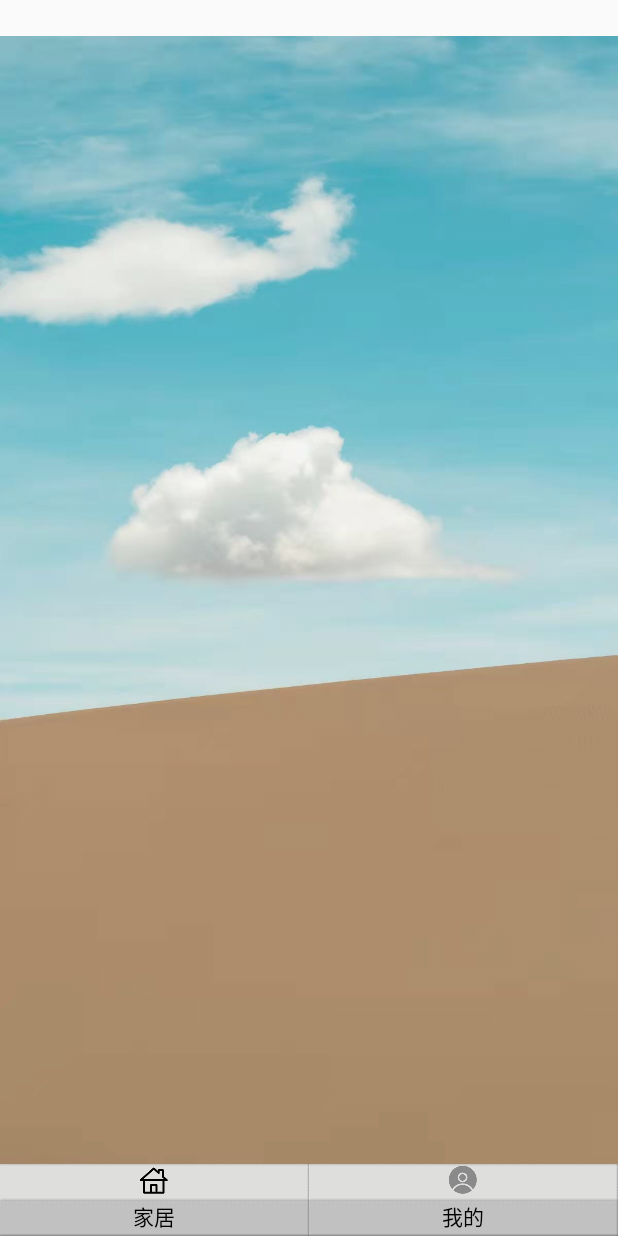
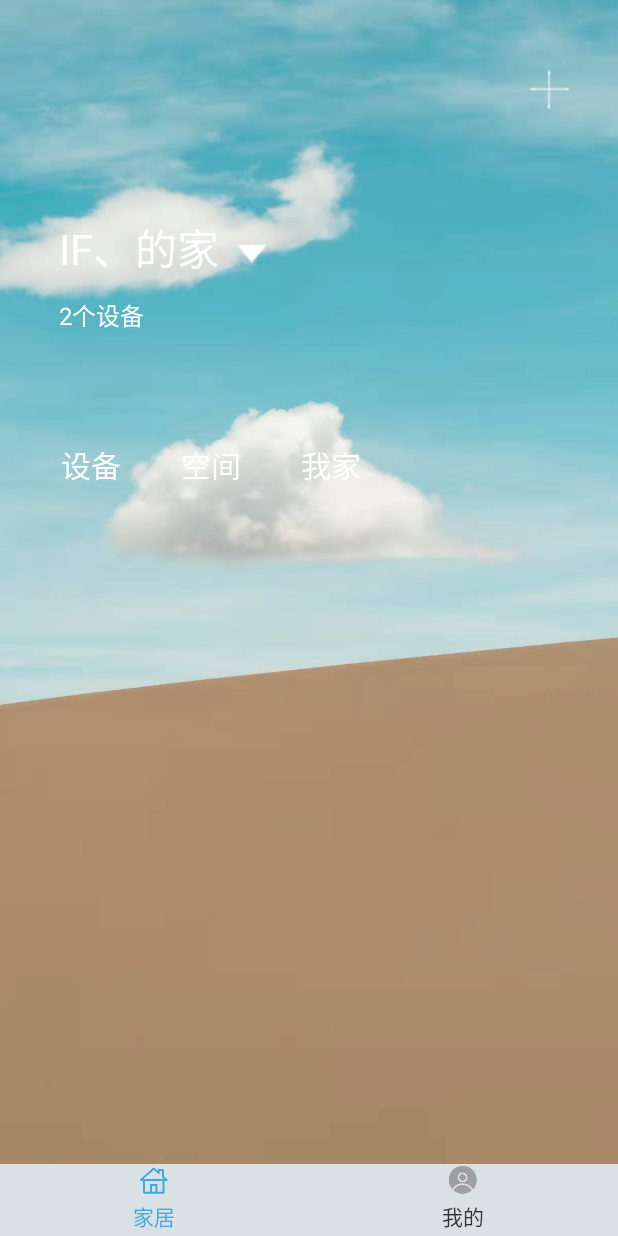
Before and after one commit to byurself/SmartLife, an Android app: the IndexActivity screen opened directly, with no data from a screen before it, on a phone screen of 412 x 824 dp. Run offline under Robolectric (Android 15) with nearby library versions, the phone set to English and light mode, and no system bars.

Commit message:
首页应用Fragment

```diff
--- /dev/null
+++ b/app/src/main/java/com/lpc/smartlife/views/fragment/HomeFragment.java
@@ -0,0 +1,31 @@
+package com.lpc.smartlife.views.fragment;
+
+import android.content.Context;
+import android.os.Bundle;
+import android.view.LayoutInflater;
+import android.view.View;
+import android.view.ViewGroup;
+
+import androidx.annotation.NonNull;
+import androidx.annotation.Nullable;
+import androidx.fragment.app.Fragment;
+
+import com.lpc.smartlife.R;
+
+/**
+ * @author byu_rself
+ * @date 2021/12/24 21:51
+ */
+public class HomeFragment extends Fragment {
+    @Override
+    public void onAttach(@NonNull Context context) {
+        super.onAttach(context);
+    }
+
+    @Nullable
+    @Override
+    public View onCreateView(@NonNull LayoutInflater inflater, @Nullable ViewGroup container, @Nullable Bundle savedInstanceState) {
+        View v = inflater.inflate(R.layout.home_layout, container,false);
+        return v;
+    }
+}
--- /dev/null
+++ b/app/src/main/java/com/lpc/smartlife/views/fragment/UserCenterFragment.java
@@ -0,0 +1,31 @@
+package com.lpc.smartlife.views.fragment;
+
+import android.content.Context;
+import android.os.Bundle;
+import android.view.LayoutInflater;
+import android.view.View;
+import android.view.ViewGroup;
+
+import androidx.annotation.NonNull;
+import androidx.annotation.Nullable;
+import androidx.fragment.app.Fragment;
+
+import com.lpc.smartlife.R;
+
+/**
+ * @author byu_rself
+ * @date 2021/12/24 21:54
+ */
+public class UserCenterFragment extends Fragment {
+    @Override
+    public void onAttach(@NonNull Context context) {
+        super.onAttach(context);
+    }
+
+    @Nullable
+    @Override
+    public View onCreateView(@NonNull LayoutInflater inflater, @Nullable ViewGroup container, @Nullable Bundle savedInstanceState) {
+        View v = inflater.inflate(R.layout.user_center_layout, container,false);
+        return v;
+    }
+}
--- a/app/src/main/java/com/lpc/smartlife/views/smartlife/IndexActivity.java
+++ b/app/src/main/java/com/lpc/smartlife/views/smartlife/IndexActivity.java
@@ -1,24 +1,83 @@
 package com.lpc.smartlife.views.smartlife;
 
-import android.content.Intent;
 import android.os.Bundle;
-import android.view.MenuItem;
+import android.widget.RadioButton;
+import android.widget.RadioGroup;
 
-import androidx.appcompat.widget.Toolbar;
+import androidx.constraintlayout.widget.ConstraintLayout;
+import androidx.fragment.app.Fragment;
+import androidx.fragment.app.FragmentManager;
 
 import com.hxc.basemodule.BaseActivity;
-import com.lpc.smartlife.MainActivity;
 import com.lpc.smartlife.R;
+import com.lpc.smartlife.utils.Tools;
+import com.lpc.smartlife.views.fragment.HomeFragment;
+import com.lpc.smartlife.views.fragment.UserCenterFragment;
 
 public class IndexActivity extends BaseActivity {
 
+    Fragment homeFragment;
+    Fragment userCenterFragment;
+    FragmentManager fragmentManager;
+    RadioGroup radioGroup;
+    RadioButton radioButtonHome;
+    RadioButton radioButtonMy;
+    ConstraintLayout conIndex;
     @Override
     protected void onCreate(Bundle savedInstanceState) {
         super.onCreate(savedInstanceState);
         setContentView(R.layout.activity_index);
 
         setImmersiveWindows();
+        init();
+
     }
+
+    protected void init() {
+        homeFragment = new HomeFragment();
+        userCenterFragment = new UserCenterFragment();
+        fragmentManager = getSupportFragmentManager();
+
+        fragmentManager.beginTransaction().add(R.id.indexFrameLayout, homeFragment, "home").commit();
+        fragmentManager.beginTransaction().add(R.id.indexFrameLayout, userCenterFragment, "userCenter").commit();
+
+        fragmentManager.beginTransaction().hide(userCenterFragment).commit();
+
+        radioGroup=findViewById(R.id.indexRadioGroup);
+        radioButtonHome=findViewById(R.id.radioButtonHome);
+        radioButtonMy=findViewById(R.id.radioButtonMy);
+        conIndex=findViewById(R.id.con_index);
+        radioGroup.setOnCheckedChangeListener(new RadioGroup.OnCheckedChangeListener() {
+            @Override
+            public void onCheckedChanged(RadioGroup radioGroup, int i) {
+                switch (i){
+                    case R.id.radioButtonHome:
+                        conIndex.setBackground(getDrawable(R.mipmap.background));
+                        radioButtonHome.setCompoundDrawablesRelative(null, Tools.makeDrawable(R.mipmap.home_check,IndexActivity.this),null,null);
+                        radioButtonMy.setCompoundDrawablesRelative(null, Tools.makeDrawable(R.mipmap.my,IndexActivity.this),null,null);
+                        radioButtonHome.setTextColor(getResources().getColor(R.color.checked));
+                        radioButtonMy.setTextColor(getResources().getColor(R.color.black));
+                        break;
+                    case  R.id.radioButtonMy:
+                        conIndex.setBackground(getDrawable(R.drawable.background_white));
+                        radioButtonHome.setCompoundDrawablesRelative(null, Tools.makeDrawable(R.mipmap.home,IndexActivity.this),null,null);
+                        radioButtonMy.setCompoundDrawablesRelative(null, Tools.makeDrawable(R.mipmap.my_check,IndexActivity.this),null,null);
+                        radioButtonHome.setTextColor(getResources().getColor(R.color.black));
+                        radioButtonMy.setTextColor(getResources().getColor(R.color.checked));
+                        break;
+                }
+            }
+        });
+    }
+
+
+    public void ShowFragment(Fragment target) {
+        for (Fragment item : fragmentManager.getFragments()) {
+            fragmentManager.beginTransaction().hide(item).commit();
+        }
+        fragmentManager.beginTransaction().show(target).commit();
+    }
+
 
     @Override
     protected int getLayoutId() {
--- a/app/src/main/res/drawable-v24/radio_style.xml
+++ /dev/null
@@ -1,5 +0,0 @@
-<?xml version="1.0" encoding="utf-8"?>
-<selector xmlns:android="http://schemas.android.com/apk/res/android">
-    <item android:state_checked="true" android:drawable="@mipmap/bk_selected"/>
-    <item android:drawable="@mipmap/bk_unselected"/>
-</selector>
--- /dev/null
+++ b/app/src/main/res/drawable/background_white.xml
@@ -0,0 +1,4 @@
+<?xml version="1.0" encoding="utf-8"?>
+<shape xmlns:android="http://schemas.android.com/apk/res/android">
+    <solid android:color="@color/white"/>
+</shape>
--- a/app/src/main/res/layout/activity_index.xml
+++ b/app/src/main/res/layout/activity_index.xml
@@ -2,25 +2,15 @@
 <androidx.constraintlayout.widget.ConstraintLayout xmlns:android="http://schemas.android.com/apk/res/android"
     xmlns:app="http://schemas.android.com/apk/res-auto"
     xmlns:tools="http://schemas.android.com/tools"
+    android:id="@+id/con_index"
     android:layout_width="match_parent"
     android:layout_height="match_parent"
+    android:alpha="0.8"
+    android:background="@mipmap/background"
     tools:context=".views.smartlife.IndexActivity">
 
-        <ImageView
-            android:id="@+id/imageView"
-            android:layout_width="match_parent"
-            android:layout_height="wrap_content"
-            android:adjustViewBounds="true"
-            android:alpha="0.8"
-            android:scaleType="fitXY"
-            app:layout_constraintBottom_toBottomOf="parent"
-            app:layout_constraintEnd_toEndOf="parent"
-            app:layout_constraintStart_toStartOf="parent"
-            app:layout_constraintTop_toTopOf="parent"
-            app:srcCompat="@mipmap/background" />
-
     <FrameLayout
-            android:id="@+id/frameLayout"
+        android:id="@+id/indexFrameLayout"
         android:layout_width="0dp"
         android:layout_height="0dp"
         android:layout_marginBottom="48dp"
@@ -32,31 +22,32 @@
         app:layout_constraintVertical_bias="0.0" />
 
     <RadioGroup
+        android:id="@+id/indexRadioGroup"
         android:layout_width="match_parent"
         android:layout_height="0dp"
+        android:background="#d3dbdf"
         android:orientation="horizontal"
         app:layout_constraintBottom_toBottomOf="parent"
         app:layout_constraintEnd_toEndOf="parent"
         app:layout_constraintStart_toStartOf="parent"
-            app:layout_constraintTop_toBottomOf="@+id/frameLayout">
+        app:layout_constraintTop_toBottomOf="@+id/indexFrameLayout">
 
         <RadioButton
             android:id="@+id/radioButtonHome"
             android:layout_width="0dp"
             android:layout_height="match_parent"
             android:layout_weight="1"
-                android:background="@drawable/radio_style"
             android:button="@null"
-                android:drawableTop="@mipmap/home"
+            android:drawableTop="@mipmap/home_check"
             android:gravity="center"
-                android:text="家居" />
+            android:text="家居"
+            android:textColor="@color/checked" />
 
         <RadioButton
             android:id="@+id/radioButtonMy"
             android:layout_width="0dp"
             android:layout_height="match_parent"
             android:layout_weight="1"
-                android:background="@drawable/radio_style"
             android:button="@null"
             android:drawableTop="@mipmap/my"
             android:gravity="center"
--- a/app/src/main/res/layout/home_layout.xml
+++ b/app/src/main/res/layout/home_layout.xml
@@ -8,8 +8,7 @@
 
     <ScrollView
         android:layout_width="match_parent"
-        android:layout_height="match_parent"
-        android:background="#6800BCD4">
+        android:layout_height="match_parent">
 
         <LinearLayout
             android:layout_width="match_parent"
@@ -72,7 +71,7 @@
                 android:layout_height="541dp">
 
                 <RadioGroup
-                    android:id="@+id/radioGroup"
+                    android:id="@+id/indexRadioGroup"
                     android:layout_width="240dp"
                     android:layout_height="wrap_content"
                     android:layout_marginTop="64dp"
@@ -125,7 +124,7 @@
                     app:layout_constraintBottom_toBottomOf="parent"
                     app:layout_constraintEnd_toEndOf="parent"
                     app:layout_constraintStart_toStartOf="parent"
-                    app:layout_constraintTop_toBottomOf="@+id/radioGroup">
+                    app:layout_constraintTop_toBottomOf="@+id/indexRadioGroup">
 
                 </FrameLayout>
             </androidx.constraintlayout.widget.ConstraintLayout>
--- a/app/src/main/res/values/colors.xml
+++ b/app/src/main/res/values/colors.xml
@@ -9,6 +9,7 @@
     <color name="white">#FFFFFFFF</color>
     <color name="LightSkyBlue">#87CEFA</color>
 
+    <color name="checked">#1296db</color>
     <color name="toolbar_bkcolor">#27c6db</color>
     <color name="title_color">#ffffffff</color>
 </resources>
```
Also changed, not shown: app/src/main/java/com/lpc/smartlife/utils/Tools.java (+12 -0 lines), app/src/main/res/layout/user_center_layout.xml (added, +17 -0 lines). Lines whose indentation alone changed are shown as unchanged.
